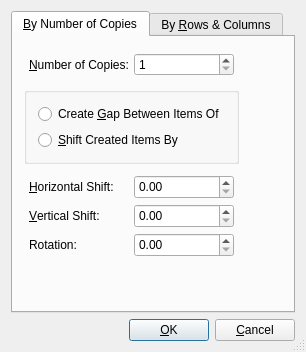
Qt form scribus/ui/multipleduplicate.ui (scribusproject/scribus) before a commit.
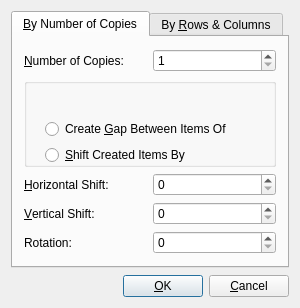
The same form after that commit. Custom widgets are drawn as their Qt base class.

Commit message: #13903: Rework "Multiple Duplicate" dialog to use space as good as possible <FirasH>

```diff
--- a/scribus/ui/multipleduplicate.ui
+++ b/scribus/ui/multipleduplicate.ui
@@ -2,32 +2,53 @@
 <ui version="4.0">
  <class>MultipleDuplicate</class>
  <widget class="QDialog" name="MultipleDuplicate">
+  <property name="enabled">
+   <bool>true</bool>
+  </property>
   <property name="geometry">
    <rect>
     <x>0</x>
     <y>0</y>
-    <width>306</width>
-    <height>352</height>
+    <width>300</width>
+    <height>302</height>
    </rect>
   </property>
+  <property name="sizePolicy">
+   <sizepolicy hsizetype="Minimum" vsizetype="Preferred">
+    <horstretch>0</horstretch>
+    <verstretch>0</verstretch>
+   </sizepolicy>
+  </property>
   <property name="windowTitle">
    <string>Multiple Duplicate</string>
   </property>
   <property name="sizeGripEnabled">
-   <bool>true</bool>
+   <bool>false</bool>
   </property>
   <layout class="QVBoxLayout">
+   <property name="spacing">
+    <number>7</number>
+   </property>
+   <property name="sizeConstraint">
+    <enum>QLayout::SetMinimumSize</enum>
+   </property>
    <item>
     <widget class="QTabWidget" name="tabWidget">
      <property name="sizePolicy">
-      <sizepolicy hsizetype="Expanding" vsizetype="MinimumExpanding">
+      <sizepolicy hsizetype="Preferred" vsizetype="MinimumExpanding">
        <horstretch>0</horstretch>
        <verstretch>0</verstretch>
       </sizepolicy>
      </property>
+     <property name="tabPosition">
+      <enum>QTabWidget::North</enum>
+     </property>
      <property name="currentIndex">
       <number>0</number>
      </property>
+     <property name="elideMode">
+      <enum>Qt::ElideNone</enum>
+     </property>
      <property name="usesScrollButtons">
       <bool>false</bool>
      </property>
@@ -35,353 +56,294 @@
       <attribute name="title">
        <string>&amp;By Number of Copies</string>
       </attribute>
-      <layout class="QVBoxLayout">
+      <layout class="QVBoxLayout" name="verticalLayout">
        <item>
-        <layout class="QHBoxLayout">
-         <item>
-          <layout class="QVBoxLayout">
-           <item>
-            <layout class="QHBoxLayout">
-             <property name="spacing">
-              <number>5</number>
+        <layout class="QGridLayout" name="gridLayout_2">
+         <item row="3" column="1">
+          <widget class="ScrSpinBox" name="vertShiftSpinBox">
+           <property name="minimumSize">
+            <size>
+             <width>0</width>
+             <height>23</height>
+            </size>
+           </property>
+          </widget>
+         </item>
+         <item row="2" column="0">
+          <widget class="QLabel" name="horizShiftLabel">
+           <property name="text">
+            <string>&amp;Horizontal Shift:</string>
+           </property>
+           <property name="wordWrap">
+            <bool>false</bool>
+           </property>
+           <property name="buddy">
+            <cstring>horizShiftSpinBox</cstring>
+           </property>
+          </widget>
+         </item>
+         <item row="4" column="0">
+          <widget class="QLabel" name="rotationLabel">
+           <property name="text">
+            <string>Rotation:</string>
+           </property>
+           <property name="wordWrap">
+            <bool>false</bool>
+           </property>
+          </widget>
+         </item>
+         <item row="2" column="1">
+          <widget class="ScrSpinBox" name="horizShiftSpinBox">
+           <property name="minimumSize">
+            <size>
+             <width>0</width>
+             <height>23</height>
+            </size>
+           </property>
+          </widget>
+         </item>
+         <item row="3" column="0">
+          <widget class="QLabel" name="vertShiftLabel">
+           <property name="text">
+            <string>&amp;Vertical Shift:</string>
+           </property>
+           <property name="wordWrap">
+            <bool>false</bool>
+           </property>
+           <property name="buddy">
+            <cstring>vertShiftSpinBox</cstring>
+           </property>
+          </widget>
+         </item>
+         <item row="0" column="1">
+          <widget class="QSpinBox" name="numberOfCopiesSpinBox">
+           <property name="minimumSize">
+            <size>
+             <width>0</width>
+             <height>23</height>
+            </size>
+           </property>
+           <property name="minimum">
+            <number>1</number>
+           </property>
+           <property name="maximum">
+            <number>999</number>
+           </property>
+          </widget>
+         </item>
+         <item row="4" column="1">
+          <widget class="ScrSpinBox" name="rotationSpinBox">
+           <property name="minimumSize">
+            <size>
+             <width>0</width>
+             <height>23</height>
+            </size>
+           </property>
+          </widget>
+         </item>
+         <item row="0" column="0">
+          <widget class="QLabel" name="numberOfCopiesLabel">
+           <property name="text">
+            <string>&amp;Number of Copies:</string>
+           </property>
+           <property name="wordWrap">
+            <bool>false</bool>
+           </property>
+           <property name="buddy">
+            <cstring>numberOfCopiesSpinBox</cstring>
+           </property>
+          </widget>
+         </item>
+         <item row="1" column="0" colspan="2">
+          <widget class="QGroupBox" name="copiesCreateButtonGroup">
+           <property name="enabled">
+            <bool>true</bool>
+           </property>
+           <property name="sizePolicy">
+            <sizepolicy hsizetype="Preferred" vsizetype="Fixed">
+             <horstretch>0</horstretch>
+             <verstretch>0</verstretch>
+            </sizepolicy>
+           </property>
+           <property name="minimumSize">
+            <size>
+             <width>0</width>
+             <height>89</height>
+            </size>
+           </property>
+           <property name="contextMenuPolicy">
+            <enum>Qt::DefaultContextMenu</enum>
+           </property>
+           <widget class="QWidget" name="layoutWidget">
+            <property name="geometry">
+             <rect>
+              <x>10</x>
+              <y>30</y>
+              <width>241</width>
+              <height>48</height>
+             </rect>
+            </property>
+            <layout class="QVBoxLayout" name="verticalLayout_3">
+             <property name="sizeConstraint">
+              <enum>QLayout::SetMinimumSize</enum>
              </property>
-             <property name="leftMargin">
-              <number>5</number>
-             </property>
-             <property name="topMargin">
-              <number>5</number>
-             </property>
-             <property name="rightMargin">
-              <number>5</number>
-             </property>
-             <property name="bottomMargin">
-              <number>5</number>
-             </property>
              <item>
-              <widget class="QLabel" name="numberOfCopiesLabel">
+              <widget class="QRadioButton" name="createGapRadioButton">
                <property name="text">
-                <string>&amp;Number of Copies:</string>
+                <string>Create &amp;Gap Between Items Of</string>
                </property>
-               <property name="wordWrap">
-                <bool>false</bool>
+               <property name="shortcut">
+                <string>Alt+G</string>
                </property>
-               <property name="buddy">
-                <cstring>numberOfCopiesSpinBox</cstring>
-               </property>
               </widget>
              </item>
              <item>
-              <widget class="QSpinBox" name="numberOfCopiesSpinBox">
-               <property name="minimum">
-                <number>1</number>
-               </property>
-               <property name="maximum">
-                <number>999</number>
-               </property>
-              </widget>
-             </item>
-            </layout>
-           </item>
-           <item>
-            <widget class="QGroupBox" name="copiesCreateButtonGroup">
-             <property name="title">
-              <string/>
-             </property>
-             <layout class="QVBoxLayout">
-              <item>
-               <widget class="QRadioButton" name="createGapRadioButton">
-                <property name="text">
-                 <string>Create &amp;Gap Between Items Of</string>
-                </property>
-                <property name="shortcut">
-                 <string>Alt+G</string>
-                </property>
-               </widget>
-              </item>
-              <item>
-               <widget class="QRadioButton" name="shiftCreatedItemsRadioButton">
-                <property name="text">
-                 <string>&amp;Shift Created Items By</string>
-                </property>
-                <property name="shortcut">
-                 <string>Alt+S</string>
-                </property>
-               </widget>
-              </item>
-             </layout>
-            </widget>
-           </item>
-           <item>
-            <layout class="QGridLayout">
-             <property name="leftMargin">
-              <number>5</number>
-             </property>
-             <property name="topMargin">
-              <number>5</number>
-             </property>
-             <property name="rightMargin">
-              <number>5</number>
-             </property>
-             <property name="bottomMargin">
-              <number>5</number>
-             </property>
-             <property name="spacing">
-              <number>5</number>
-             </property>
-             <item row="0" column="0">
-              <widget class="QLabel" name="horizShiftLabel">
+              <widget class="QRadioButton" name="shiftCreatedItemsRadioButton">
                <property name="text">
-                <string>&amp;Horizontal Shift:</string>
+                <string>&amp;Shift Created Items By</string>
                </property>
-               <property name="wordWrap">
-                <bool>false</bool>
+               <property name="shortcut">
+                <string>Alt+S</string>
                </property>
-               <property name="buddy">
-                <cstring>horizShiftSpinBox</cstring>
-               </property>
               </widget>
              </item>
-             <item row="2" column="1">
-              <widget class="ScrSpinBox" name="rotationSpinBox">
-               <property name="minimumSize">
-                <size>
-                 <width>50</width>
-                 <height>24</height>
-                </size>
-               </property>
-              </widget>
-             </item>
-             <item row="1" column="1">
-              <widget class="ScrSpinBox" name="vertShiftSpinBox">
-               <property name="minimumSize">
-                <size>
-                 <width>50</width>
-                 <height>24</height>
-                </size>
-               </property>
-              </widget>
-             </item>
-             <item row="2" column="0">
-              <widget class="QLabel" name="rotationLabel">
-               <property name="text">
-                <string>Rotation:</string>
-               </property>
-               <property name="wordWrap">
-                <bool>false</bool>
-               </property>
-              </widget>
-             </item>
-             <item row="0" column="1">
-              <widget class="ScrSpinBox" name="horizShiftSpinBox">
-               <property name="minimumSize">
-                <size>
-                 <width>50</width>
-                 <height>24</height>
-                </size>
-               </property>
-              </widget>
-             </item>
-             <item row="1" column="0">
-              <widget class="QLabel" name="vertShiftLabel">
-               <property name="text">
-                <string>&amp;Vertical Shift:</string>
-               </property>
-               <property name="wordWrap">
-                <bool>false</bool>
-               </property>
-               <property name="buddy">
-                <cstring>vertShiftSpinBox</cstring>
-               </property>
-              </widget>
-             </item>
             </layout>
-           </item>
-          </layout>
-         </item>
-         <item>
-          <spacer>
-           <property name="orientation">
-            <enum>Qt::Horizontal</enum>
-           </property>
-           <property name="sizeType">
-            <enum>QSizePolicy::Expanding</enum>
-           </property>
-           <property name="sizeHint" stdset="0">
-            <size>
-             <width>10</width>
-             <height>10</height>
-            </size>
-           </property>
-          </spacer>
+           </widget>
+          </widget>
          </item>
         </layout>
        </item>
-       <item>
-        <spacer>
-         <property name="orientation">
-          <enum>Qt::Vertical</enum>
-         </property>
-         <property name="sizeType">
-          <enum>QSizePolicy::Expanding</enum>
-         </property>
-         <property name="sizeHint" stdset="0">
-          <size>
-           <width>5</width>
-           <height>2</height>
-          </size>
-         </property>
-        </spacer>
-       </item>
       </layout>
      </widget>
      <widget class="QWidget" name="tab2">
       <attribute name="title">
        <string>By &amp;Rows &amp;&amp; Columns</string>
       </attribute>
-      <layout class="QVBoxLayout">
-       <property name="leftMargin">
-        <number>0</number>
-       </property>
-       <property name="topMargin">
-        <number>0</number>
-       </property>
-       <property name="rightMargin">
-        <number>0</number>
-       </property>
-       <property name="bottomMargin">
-        <number>0</number>
-       </property>
+      <layout class="QVBoxLayout" name="verticalLayout_2">
        <item>
-        <layout class="QHBoxLayout">
-         <item>
-          <layout class="QGridLayout">
-           <property name="leftMargin">
-            <number>5</number>
+        <spacer name="verticalSpacer_2">
+         <property name="orientation">
+          <enum>Qt::Vertical</enum>
+         </property>
+         <property name="sizeHint" stdset="0">
+          <size>
+           <width>20</width>
+           <height>40</height>
+          </size>
+         </property>
+        </spacer>
+       </item>
+       <item>
+        <layout class="QGridLayout" name="gridLayout">
+         <item row="1" column="0">
+          <widget class="QLabel" name="numberOfColumnsLabel">
+           <property name="text">
+            <string>Number of Columns:</string>
            </property>
-           <property name="topMargin">
-            <number>5</number>
+           <property name="wordWrap">
+            <bool>false</bool>
            </property>
-           <property name="rightMargin">
-            <number>5</number>
+          </widget>
+         </item>
+         <item row="2" column="1">
+          <widget class="ScrSpinBox" name="horizRCGapSpinBox">
+           <property name="sizePolicy">
+            <sizepolicy hsizetype="Minimum" vsizetype="Fixed">
+             <horstretch>0</horstretch>
+             <verstretch>0</verstretch>
+            </sizepolicy>
            </property>
-           <property name="bottomMargin">
-            <number>5</number>
+           <property name="minimumSize">
+            <size>
+             <width>0</width>
+             <height>23</height>
+            </size>
            </property>
-           <property name="spacing">
-            <number>5</number>
+          </widget>
+         </item>
+         <item row="0" column="0">
+          <widget class="QLabel" name="numberOfRowsLabel">
+           <property name="text">
+            <string>Number of Rows:</string>
            </property>
-           <item row="3" column="0">
-            <widget class="QLabel" name="vertRCLabel">
-             <property name="text">
-              <string>Vertical Gap:</string>
-             </property>
-             <property name="wordWrap">
-              <bool>false</bool>
-             </property>
-            </widget>
-           </item>
-           <item row="0" column="1">
-            <widget class="QSpinBox" name="gridRowsSpinBox">
-             <property name="minimum">
-              <number>1</number>
-             </property>
-             <property name="maximum">
-              <number>999</number>
-             </property>
-            </widget>
-           </item>
-           <item row="2" column="1">
-            <widget class="ScrSpinBox" name="horizRCGapSpinBox">
-             <property name="minimumSize">
-              <size>
-               <width>50</width>
-               <height>24</height>
-              </size>
-             </property>
-            </widget>
-           </item>
-           <item row="2" column="0">
-            <widget class="QLabel" name="horizRCLabel">
-             <property name="text">
-              <string>Horizontal Gap:</string>
-             </property>
-             <property name="wordWrap">
-              <bool>false</bool>
-             </property>
-            </widget>
-           </item>
-           <item row="1" column="1">
-            <widget class="QSpinBox" name="gridColsSpinBox">
-             <property name="minimum">
-              <number>1</number>
-             </property>
-             <property name="maximum">
-              <number>999</number>
-             </property>
-            </widget>
-           </item>
-           <item row="0" column="0">
-            <widget class="QLabel" name="numberOfRowsLabel">
-             <property name="text">
-              <string>Number of Rows:</string>
-             </property>
-             <property name="wordWrap">
-              <bool>false</bool>
-             </property>
-            </widget>
-           </item>
-           <item row="3" column="1">
-            <widget class="ScrSpinBox" name="vertRCGapSpinBox">
-             <property name="minimumSize">
-              <size>
-               <width>50</width>
-               <height>24</height>
-              </size>
-             </property>
-            </widget>
-           </item>
-           <item row="1" column="0">
-            <widget class="QLabel" name="numberOfColumnsLabel">
-             <property name="text">
-              <string>Number of Columns:</string>
-             </property>
-             <property name="wordWrap">
-              <bool>false</bool>
-             </property>
-            </widget>
-           </item>
-          </layout>
+           <property name="wordWrap">
+            <bool>false</bool>
+           </property>
+          </widget>
          </item>
-         <item>
-          <spacer>
-           <property name="orientation">
-            <enum>Qt::Horizontal</enum>
+         <item row="0" column="1">
+          <widget class="QSpinBox" name="gridRowsSpinBox">
+           <property name="minimumSize">
+            <size>
+             <width>0</width>
+             <height>23</height>
+            </size>
            </property>
-           <property name="sizeType">
-            <enum>QSizePolicy::Minimum</enum>
+           <property name="minimum">
+            <number>1</number>
            </property>
-           <property name="sizeHint" stdset="0">
+           <property name="maximum">
+            <number>999</number>
+           </property>
+          </widget>
+         </item>
+         <item row="1" column="1">
+          <widget class="QSpinBox" name="gridColsSpinBox">
+           <property name="minimumSize">
             <size>
-             <width>5</width>
-             <height>5</height>
+             <width>0</width>
+             <height>23</height>
             </size>
            </property>
-          </spacer>
+           <property name="minimum">
+            <number>1</number>
+           </property>
+           <property name="maximum">
+            <number>999</number>
+           </property>
+          </widget>
+         </item>
+         <item row="2" column="0">
+          <widget class="QLabel" name="horizRCLabel">
+           <property name="text">
+            <string>Horizontal Gap:</string>
+           </property>
+           <property name="wordWrap">
+            <bool>false</bool>
+           </property>
+          </widget>
+         </item>
+         <item row="3" column="0">
+          <widget class="QLabel" name="vertRCLabel">
+           <property name="text">
+            <string>Vertical Gap:</string>
+           </property>
+           <property name="wordWrap">
+            <bool>false</bool>
+           </property>
+          </widget>
+         </item>
+         <item row="3" column="1">
+          <widget class="ScrSpinBox" name="vertRCGapSpinBox">
+           <property name="minimumSize">
+            <size>
+             <width>0</width>
+             <height>23</height>
+            </size>
+           </property>
+          </widget>
          </item>
         </layout>
        </item>
        <item>
-        <spacer>
+        <spacer name="verticalSpacer">
          <property name="orientation">
           <enum>Qt::Vertical</enum>
          </property>
-         <property name="sizeType">
-          <enum>QSizePolicy::Minimum</enum>
-         </property>
          <property name="sizeHint" stdset="0">
           <size>
            <width>20</width>
-           <height>20</height>
+           <height>40</height>
           </size>
          </property>
         </spacer>
@@ -445,8 +407,8 @@
  <customwidgets>
   <customwidget>
    <class>ScrSpinBox</class>
-   <extends>QDoubleSpinBox</extends>
-   <header>ui/scrspinbox.h</header>
+   <extends>QSpinBox</extends>
+   <header location="global">ui/scrspinbox.h</header>
   </customwidget>
  </customwidgets>
  <tabstops>
```
